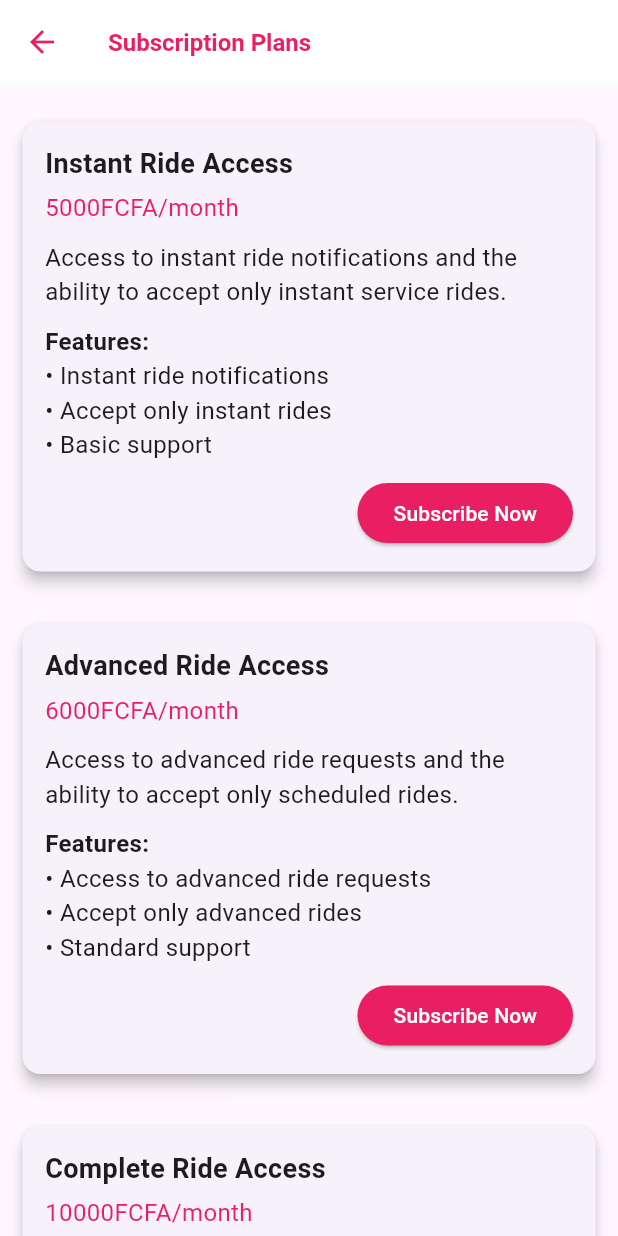
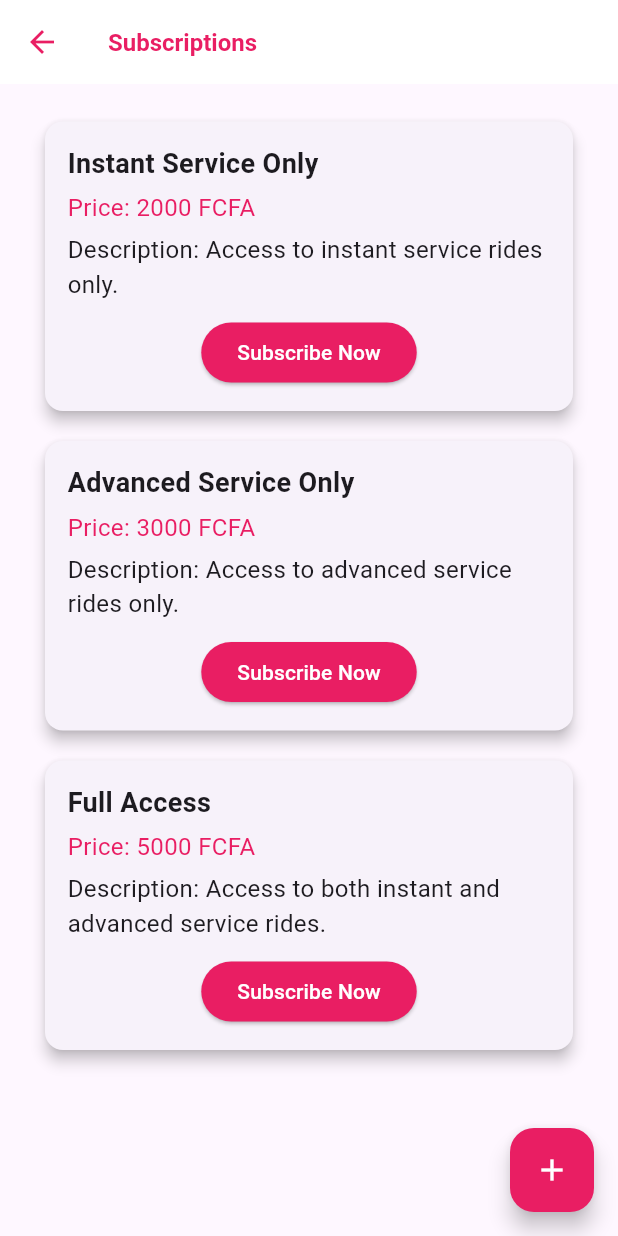
Before and after one commit to Chayielucrese/flutter_project_front, a Flutter app: the DriverSubscriptionPage screen opened by its route, on a phone screen of 412 x 824 dp. Run offline on Flutter 3.47's test engine with Material 3 defaults, Android fonts, the phone set to English and light mode, and no system bars; our stand-ins replace get, image_picker, shared_preferences, validators; accounts and stored records are empty; network calls fail.

Commit message:
all files

```diff
--- a/lib/Components/TextField.dart
+++ b/lib/Components/TextField.dart
@@ -26,7 +26,7 @@ Widget appTextField({
         borderSide: BorderSide(color: Colors.black54),
       ),
       contentPadding: EdgeInsets.symmetric(horizontal: 10.0, vertical: 10.0),
-      prefixIcon: Icon(icon, color: Colors.black),
+      prefixIcon: Icon(icon, color: Colors.pink),
       labelStyle: TextStyle(color: Colors.black),
       focusedBorder: OutlineInputBorder(
         borderSide: BorderSide(color: Colors.black54),
--- a/lib/Components/document_upload.dart
+++ b/lib/Components/document_upload.dart
@@ -9,7 +9,7 @@ class DocumentUploadGrid extends StatelessWidget {
   final void Function(int, File) onImagePick;
 
   DocumentUploadGrid({
-    required this.images,
+     required this.images,
     required this.labels,
     required this.icons,
     required this.onImagePick,
--- a/lib/Routes/app_page.dart
+++ b/lib/Routes/app_page.dart
@@ -3,6 +3,8 @@ import 'package:flutter_application_1/Screens/Account_Activation/activation_bind
 import 'package:flutter_application_1/Screens/Account_Activation/activation_screen.dart';
 import 'package:flutter_application_1/Screens/Client_dashboard/Welcome/welcome_binding.dart';
 import 'package:flutter_application_1/Screens/Client_dashboard/Welcome/welcome_screen.dart';
+import 'package:flutter_application_1/Screens/Driver_dashboard/Profile/profile_binding.dart';
+import 'package:flutter_application_1/Screens/Driver_dashboard/Profile/profile_screen.dart';
 import 'package:flutter_application_1/Screens/Driver_dashboard/Request/request_binding.dart';
 import 'package:flutter_application_1/Screens/Driver_dashboard/Request/request_screen.dart';
 import 'package:flutter_application_1/Screens/Driver_dashboard/Subscription/subcription_binding.dart';
@@ -82,5 +84,9 @@ class AppPages {
         name: AppRoutes.driversubscription,
         page: () =>  const DriverSubscriptionPage(),
         binding: DriverSubscriptionBinding()),
+          GetPage(
+        name: AppRoutes.driverprofile,
+        page: () =>   DriverProfilePage(),
+        binding: DriverProfileBinding()),
   ];
 }
--- a/lib/Routes/app_routes.dart
+++ b/lib/Routes/app_routes.dart
@@ -12,4 +12,5 @@ class AppRoutes {
   static String login = '/login';
   static String driverrequest = '/driverrequest';
   static String driversubscription = '/driversubscription';
+  static String driverprofile = '/driverprofile';
 }
--- /dev/null
+++ b/lib/Screens/Driver_dashboard/Profile/profile_binding.dart
@@ -0,0 +1,10 @@
+import 'package:flutter_application_1/Screens/Driver_dashboard/Profile/profile_ctrl.dart';
+
+import 'package:get/get.dart';
+
+class DriverProfileBinding extends Bindings {
+  @override
+ void dependencies(){
+  Get.lazyPut(()=>  DriverProfileController());
+ }
+}
--- a/lib/Screens/Driver_dashboard/Request/Request_tabview_pages/Advance_service_request/advance_request_binding.dart
+++ b/lib/Screens/Driver_dashboard/Request/Request_tabview_pages/Advance_service_request/advance_request_binding.dart
@@ -1,5 +1,5 @@
 import 'package:flutter_application_1/Screens/Driver_dashboard/Request/Request_tabview_pages/Advance_service_request/advance_request_ctrl.dart';
-import 'package:flutter_application_1/Screens/Driver_dashboard/Request/Request_tabview_pages/Instant_service_request/instant_service_request_ctrl.dart';
+
 import 'package:get/get.dart';
 
 class AdvanceServiceRequestBinding extends Bindings {
--- a/lib/Screens/Driver_dashboard/Statistics/statistics_screen.dart
+++ b/lib/Screens/Driver_dashboard/Statistics/statistics_screen.dart
@@ -33,7 +33,7 @@ class DriverDashboardPage extends StatelessWidget {
               IconButton(
                 icon: Icon(Icons.edit, color: Colors.white),
                 onPressed: () {
-                  // Handle edit button click
+                 Get.toNamed(AppRoutes.driverprofile);
                 },
               ),
             ],
--- a/lib/Screens/Driver_dashboard/Subscription/subcription_screen.dart
+++ b/lib/Screens/Driver_dashboard/Subscription/subcription_screen.dart
@@ -1,4 +1,6 @@
 import 'package:flutter/material.dart';
+import 'package:flutter_application_1/Components/subcription%20Component.dart';
+import 'package:get/get.dart';
 
 class DriverSubscriptionPage extends StatelessWidget {
   const DriverSubscriptionPage({super.key});
@@ -8,7 +10,7 @@ class DriverSubscriptionPage extends StatelessWidget {
     return Scaffold(
       appBar: AppBar(
         title: Text(
-          "Subscription Plans",
+          "Subscriptions",
           style: TextStyle(
             color: Colors.pink,
             fontSize: 16,
@@ -19,64 +21,72 @@ class DriverSubscriptionPage extends StatelessWidget {
         iconTheme: IconThemeData(color: Colors.pink),
       ),
       body: ListView(
-        padding: EdgeInsets.all(15),
+        padding: const EdgeInsets.all(15.0),
         children: [
           _buildSubscriptionCard(
-            title: "Instant Ride Access",
-            price: "5000FCFA/month",
-            description:
-                "Access to instant ride notifications and the ability to accept only instant service rides.",
-            features: [
-              "Instant ride notifications",
-              "Accept only instant rides",
-              "Basic support"
-            ],
+            name: "Instant Service Only",
+            price: "2000 FCFA",
+            description: "Access to instant service rides only.",
+            onPressed: () {
+              Get.to(() => SubscribeNowPage(
+                planName: "Instant Service Only",
+                planPrice: "2000 FCFA",
+                planDescription: "Access to instant service rides only.",
+              ));
+            },
           ),
-          SizedBox(height: 15),
           _buildSubscriptionCard(
-            title: "Advanced Ride Access",
-            price: "6000FCFA/month",
-            description:
-                "Access to advanced ride requests and the ability to accept only scheduled rides.",
-            features: [
-              "Access to advanced ride requests",
-              "Accept only advanced rides",
-              "Standard support"
-            ],
+            name: "Advanced Service Only",
+            price: "3000 FCFA",
+            description: "Access to advanced service rides only.",
+            onPressed: () {
+              Get.to(() => SubscribeNowPage(
+                planName: "Advanced Service Only",
+                planPrice: "3000",
+                planDescription: "Access to advanced service rides only.",
+              ));
+            },
           ),
-          SizedBox(height: 15),
           _buildSubscriptionCard(
-            title: "Complete Ride Access",
-            price: "10000FCFA/month",
-            description:
-                "Access to both instant and advanced ride requests, with notifications for both types.",
-            features: [
-              "Access to both instant and advanced rides",
-              "Premium support",
-              "Additional features like ride analytics"
-            ],
+            name: "Full Access",
+            price: "5000 FCFA",
+            description: "Access to both instant and advanced service rides.",
+            onPressed: () {
+              Get.to(() =>  SubscribeNowPage(
+                planName: "Full Access",
+                planPrice: "5000",
+                planDescription: "Access to both instant and advanced service rides.",
+              ));
+            },
           ),
         ],
+      ),
+      floatingActionButton: FloatingActionButton(
+        onPressed: () {
+          // You can implement additional functionality if needed
+        },
+        child: Icon(Icons.add, color: Colors.white,),
+        backgroundColor: Colors.pink,
       ),
     );
   }
 
   Widget _buildSubscriptionCard({
-    required String title,
+    required String name,
     required String price,
     required String description,
-    required List<String> features,
+    required VoidCallback onPressed,
   }) {
     return Card(
       elevation: 4,
-      margin: EdgeInsets.symmetric(vertical: 10),
+      margin: EdgeInsets.symmetric(vertical: 10, horizontal: 15),
       child: Padding(
         padding: const EdgeInsets.all(15.0),
         child: Column(
           crossAxisAlignment: CrossAxisAlignment.start,
           children: [
             Text(
-              title,
+              name,
               style: TextStyle(
                 fontSize: 18,
                 fontWeight: FontWeight.bold,
@@ -84,39 +94,25 @@ class DriverSubscriptionPage extends StatelessWidget {
             ),
             SizedBox(height: 5),
             Text(
-              price,
+              "Price: $price",
               style: TextStyle(fontSize: 16, color: Colors.pink),
             ),
-            SizedBox(height: 10),
+            SizedBox(height: 5),
             Text(
-              description,
+              "Description: $description",
               style: TextStyle(fontSize: 16),
             ),
             SizedBox(height: 10),
-            Text(
-              "Features:",
-              style: TextStyle(fontSize: 16, fontWeight: FontWeight.bold),
-            ),
-            ...features.map((feature) => Text(
-                  "• $feature",
-                  style: TextStyle(fontSize: 16),
-                )),
-            SizedBox(height: 10),
             Row(
-               mainAxisAlignment: MainAxisAlignment.end,
+              mainAxisAlignment: MainAxisAlignment.center,
               children: [
-                ElevatedButton(
-                  onPressed: () {
-                    // Handle subscription purchase
-                  },
-                  child: Text('Subscribe Now',
-                      style: TextStyle(color: Colors.white)),
-                  style: ElevatedButton.styleFrom(
-                    backgroundColor: Colors.pink,
-                  ),
-                ),
-              ],
-            ),
+            ElevatedButton(
+              onPressed: onPressed,
+              child: Text('Subscribe Now', style: TextStyle(color:Colors.white),),
+              style: ElevatedButton.styleFrom(
+                backgroundColor: Colors.pink,
+              ),
+            ),],)
           ],
         ),
       ),
--- a/pubspec.yaml
+++ b/pubspec.yaml
@@ -27,7 +27,6 @@ dev_dependencies:
   flutter_test:
     sdk: flutter
   flutter_lints: ^4.0.0
-
 flutter:
   uses-material-design: true
   assets:
@@ -57,3 +56,4 @@ flutter:
     - Assets/sad.png
     - Assets/no_car.jpg
     - Assets/Front car-pana.png
+    - Assets/Profile pic-cuate.png
```
Also changed, not shown: lib/Components/subcription Component.dart (added, +167 -0 lines), lib/Controller/imagepicker_ctrl.dart (added, +19 -0 lines), lib/Controller/local_storage.retrieve.dart (added, +57 -0 lines), lib/Controller/token_ctrl.dart (added, +18 -0 lines), lib/Screens/Driver_dashboard/Profile/profile_ctrl.dart (added, +120 -0 lines), lib/Screens/Driver_dashboard/Profile/profile_screen.dart (added, +155 -0 lines), Assets/Profile pic-cuate.png (added).
